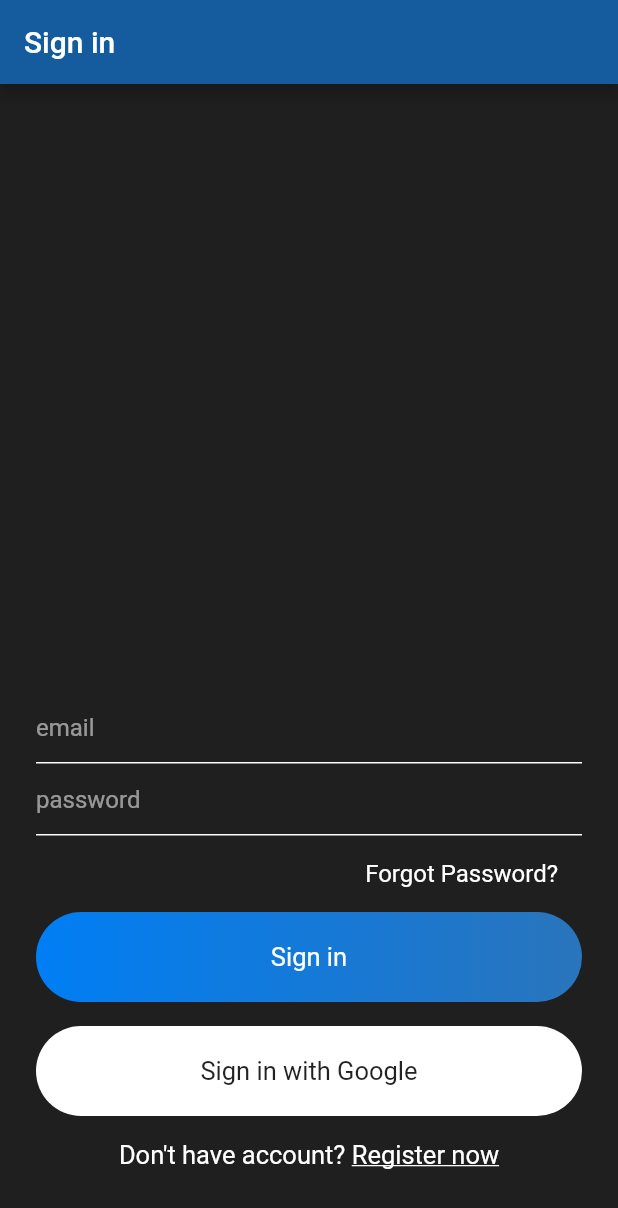
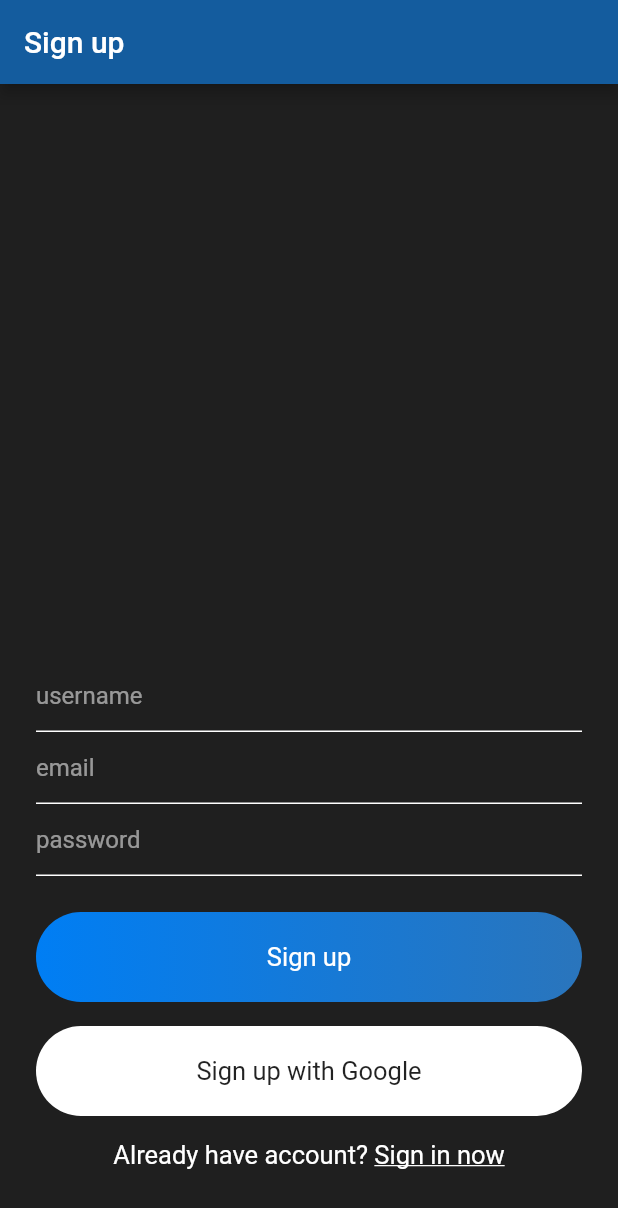
Before and after one commit to wsacha/TaskManager, a Flutter app: the screen it shows after launch, on a phone screen of 412 x 824 dp. Shown: the top 1208 px of the screen. Run offline on Flutter 3.47's test engine with Material 2 defaults, Android fonts, the phone set to English and light mode, and no system bars.

Commit message:
Added Sign Up page

```diff
--- a/lib/main.dart
+++ b/lib/main.dart
@@ -1,5 +1,6 @@
 import 'package:flutter/material.dart';
 import 'package:task_manager/views/signin.dart';
+import 'package:task_manager/views/signup.dart';
 
 void main() {
   runApp(MyApp());
@@ -18,7 +19,7 @@ class MyApp extends StatelessWidget {
           scaffoldBackgroundColor: Color(0xff1F1F1F),
           primarySwatch: Colors.blue,
           visualDensity: VisualDensity.adaptivePlatformDensity),
-      home: SignIn(),
+      home: SignUp(),
     );
   }
 }
--- a/lib/views/signup.dart
+++ b/lib/views/signup.dart
@@ -0,0 +1,99 @@
+import 'package:flutter/material.dart';
+import 'package:task_manager/widgets/widget.dart';
+
+class SignUp extends StatefulWidget {
+  SignUp({Key key}) : super(key: key);
+
+  @override
+  _SignUpState createState() => _SignUpState();
+}
+
+class _SignUpState extends State<SignUp> {
+  @override
+  Widget build(BuildContext context) {
+    return Scaffold(
+      appBar: appBarScreens(context, 'Sign up'),
+      body: SingleChildScrollView(
+        child: Container(
+          height: MediaQuery.of(context).size.height - 50,
+          alignment: Alignment.bottomCenter,
+          child: Container(
+            padding: EdgeInsets.symmetric(horizontal: 24),
+            child: Column(
+              mainAxisSize: MainAxisSize.min,
+              children: [
+                TextField(
+                  style: simpleTextStyle(),
+                  decoration: textFieldInputDecoration('username'),
+                ),
+                TextField(
+                  style: simpleTextStyle(),
+                  decoration: textFieldInputDecoration('email'),
+                ),
+                TextField(
+                  style: simpleTextStyle(),
+                  decoration: textFieldInputDecoration('password'),
+                ),
+                SizedBox(
+                  height: 24,
+                ),
+                Container(
+                  alignment: Alignment.center,
+                  width: MediaQuery.of(context).size.width,
+                  padding: EdgeInsets.symmetric(vertical: 20),
+                  decoration: BoxDecoration(
+                      gradient: LinearGradient(colors: [
+                        const Color(0xff007EF4),
+                        const Color(0xff2A75BC)
+                      ]),
+                      borderRadius: BorderRadius.circular(30)),
+                  child: Text(
+                    'Sign up',
+                    style: mediumTextStyle(),
+                  ),
+                ),
+                SizedBox(
+                  height: 16,
+                ),
+                Container(
+                  alignment: Alignment.center,
+                  width: MediaQuery.of(context).size.width,
+                  padding: EdgeInsets.symmetric(vertical: 20),
+                  decoration: BoxDecoration(
+                      color: Colors.white,
+                      borderRadius: BorderRadius.circular(30)),
+                  child: Text(
+                    'Sign up with Google',
+                    style: TextStyle(color: Colors.black87, fontSize: 17),
+                  ),
+                ),
+                SizedBox(
+                  height: 16,
+                ),
+                Row(
+                  mainAxisAlignment: MainAxisAlignment.center,
+                  children: [
+                    Text(
+                      "Already have account? ",
+                      style: mediumTextStyle(),
+                    ),
+                    Text(
+                      'Sign in now',
+                      style: TextStyle(
+                          color: Colors.white,
+                          fontSize: 17,
+                          decoration: TextDecoration.underline),
+                    )
+                  ],
+                ),
+                SizedBox(
+                  height: 50,
+                ),
+              ],
+            ),
+          ),
+        ),
+      ),
+    );
+  }
+}
```
